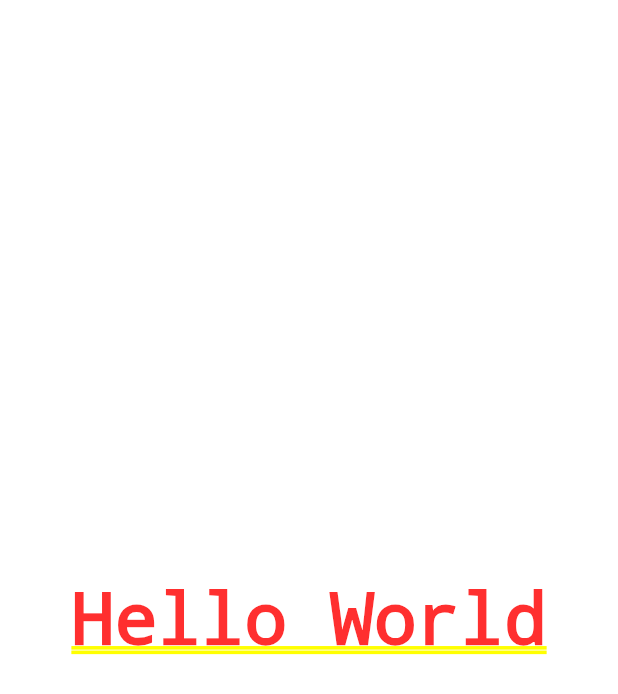
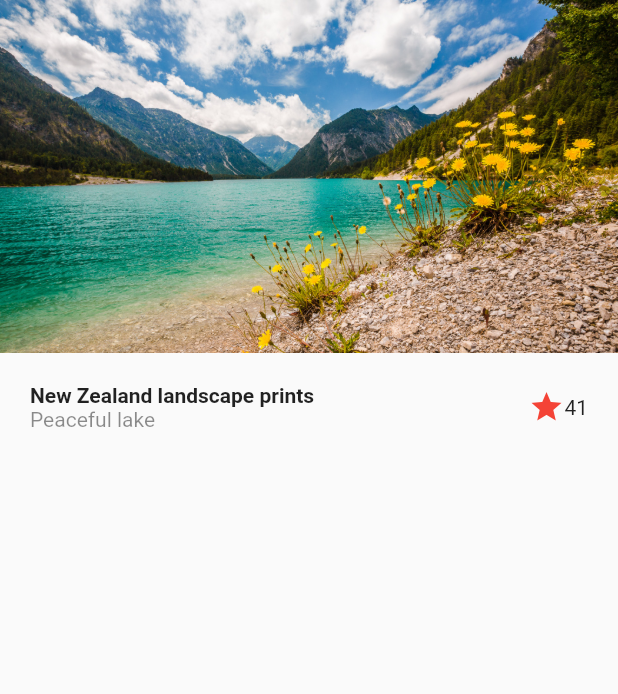
Before and after one commit to Rituzka/flutter_designs, a Flutter app: the screen it shows after launch, on a phone screen of 412 x 824 dp. Shown: the top 694 px of the screen. Run offline on Flutter 3.47's test engine with Material 2 defaults, Android fonts, the phone set to English and light mode, and no system bars.

Commit message:
Design exercise 1, widget image, title, subtitle and star of favorite

```diff
--- a/lib/main.dart
+++ b/lib/main.dart
@@ -1,16 +1,16 @@
 import 'package:flutter/material.dart';
-import 'package:flutter/rendering.dart';
+import 'package:flutter_designs/screens/basic_design.dart';
 
 void main() => runApp(MyApp());
 
 class MyApp extends StatelessWidget {
   @override
   Widget build(BuildContext context) {
-    return const MaterialApp(
-        debugShowCheckedModeBanner: false,
-        title: 'Material App',
-        home: Center(
-          child: Text('Hello World'),
-        ));
+    return MaterialApp(
+      debugShowCheckedModeBanner: false,
+      title: 'Material App',
+      initialRoute: 'basic_design',
+      routes: {'basic_design': (_) => const BasicDesignScreen()},
+    );
   }
 }
--- /dev/null
+++ b/lib/screens/basic_design.dart
@@ -0,0 +1,41 @@
+import 'package:flutter/material.dart';
+
+class BasicDesignScreen extends StatelessWidget {
+  const BasicDesignScreen({Key? key}) : super(key: key);
+
+  @override
+  Widget build(BuildContext context) {
+    return Scaffold(
+        body: Column(
+      children: const [
+        Image(image: AssetImage('assets/paisaje.jpg')),
+        Title(),
+      ],
+    ));
+  }
+}
+
+class Title extends StatelessWidget {
+  const Title({
+    Key? key,
+  }) : super(key: key);
+
+  @override
+  Widget build(BuildContext context) {
+    return Container(
+      margin: const EdgeInsets.symmetric(horizontal: 20, vertical: 20),
+      child: Row(
+        children: [
+          Column(crossAxisAlignment: CrossAxisAlignment.start, children: const [
+            Text('New Zealand landscape prints',
+                style: TextStyle(fontWeight: FontWeight.bold)),
+            Text('Peaceful lake', style: TextStyle(color: Colors.black45))
+          ]),
+          Expanded(child: Container()),
+          const Icon(Icons.star, color: Colors.red),
+          const Text('41'),
+        ],
+      ),
+    );
+  }
+}
```
Also changed, not shown: pubspec.yaml (+3 -5 lines), assets/paisaje.jpg (added).
